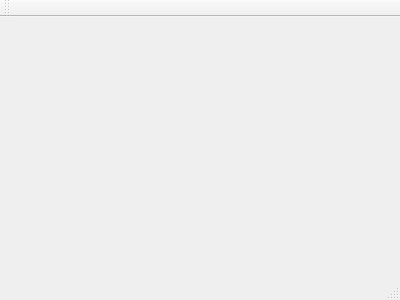
This is mainwindow.ui in ChenChihMin/AutoTest as Qt 5 draws it before an edit. The edited form follows.
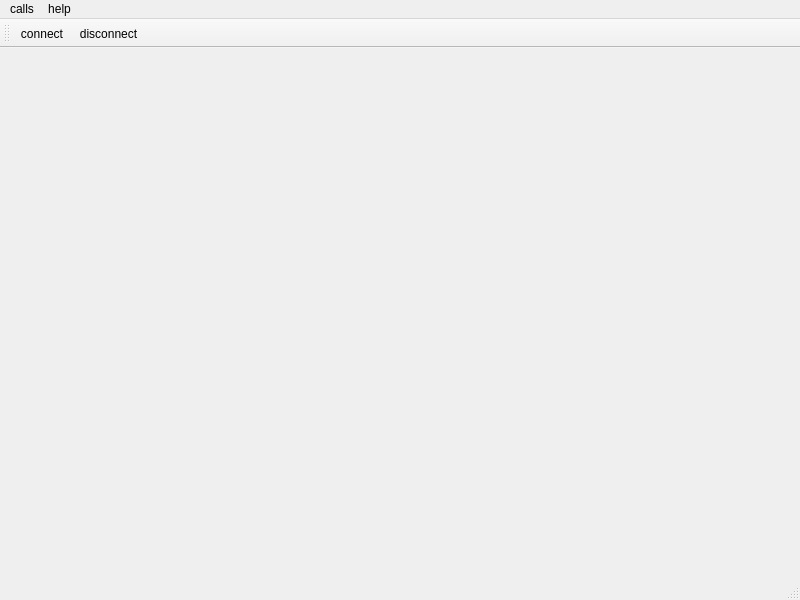
This is the edited form. Icons and pictures are not drawn.

The edit to the form file:
```diff
--- a/mainwindow.ui
+++ b/mainwindow.ui
@@ -1,24 +1,81 @@
 <ui version="4.0">
  <class>MainWindow</class>
- <widget class="QMainWindow" name="MainWindow" >
-  <property name="geometry" >
+ <widget class="QMainWindow" name="MainWindow">
+  <property name="geometry">
    <rect>
     <x>0</x>
     <y>0</y>
-    <width>400</width>
-    <height>300</height>
+    <width>800</width>
+    <height>600</height>
    </rect>
   </property>
   <property name="windowTitle" >
    <string>MainWindow</string>
   </property>
-  <widget class="QMenuBar" name="menuBar" />
-  <widget class="QToolBar" name="mainToolBar" />
-  <widget class="QWidget" name="centralWidget" />
-  <widget class="QStatusBar" name="statusBar" />
+  <widget class="QWidget" name="centralWidget"/>
+  <widget class="QMenuBar" name="menuBar">
+   <property name="geometry">
+    <rect>
+     <x>0</x>
+     <y>0</y>
+     <width>800</width>
+     <height>22</height>
+    </rect>
+   </property>
+   <widget class="QMenu" name="menuCalls">
+    <property name="title">
+     <string>calls</string>
+    </property>
+    <addaction name="actionConnect"/>
+    <addaction name="actionDisconnect"/>
+   </widget>
+   <widget class="QMenu" name="menuHelp">
+    <property name="title">
+     <string>help</string>
+    </property>
+    <addaction name="actionAbout"/>
+   </widget>
+   <addaction name="menuCalls"/>
+   <addaction name="menuHelp"/>
+  </widget>
+  <widget class="QToolBar" name="mainToolBar">
+   <attribute name="toolBarArea">
+    <enum>TopToolBarArea</enum>
+   </attribute>
+   <attribute name="toolBarBreak">
+    <bool>false</bool>
+   </attribute>
+   <addaction name="actionConnect"/>
+   <addaction name="actionDisconnect"/>
+  </widget>
+  <widget class="QStatusBar" name="statusBar"/>
+  <action name="actionConnect">
+   <property name="icon">
+    <iconset resource="AutoTest.qrc">
+     <normaloff>:/image/serial_connect.png</normaloff>:/image/serial_connect.png</iconset>
+   </property>
+   <property name="text">
+    <string>connect</string>
+   </property>
+  </action>
+  <action name="actionDisconnect">
+   <property name="icon">
+    <iconset resource="AutoTest.qrc">
+     <normaloff>:/image/serial_disconnect.png</normaloff>:/image/serial_disconnect.png</iconset>
+   </property>
+   <property name="text">
+    <string>disconnect</string>
+   </property>
+  </action>
+  <action name="actionAbout">
+   <property name="text">
+    <string>about</string>
+   </property>
+  </action>
  </widget>
- <layoutDefault spacing="6" margin="11" />
- <pixmapfunction></pixmapfunction>
- <resources/>
+ <layoutdefault spacing="6" margin="11"/>
+ <resources>
+  <include location="AutoTest.qrc"/>
+ </resources>
  <connections/>
 </ui>
```
Left out of the diff: 3 changed lines with no effect on the pictures.
